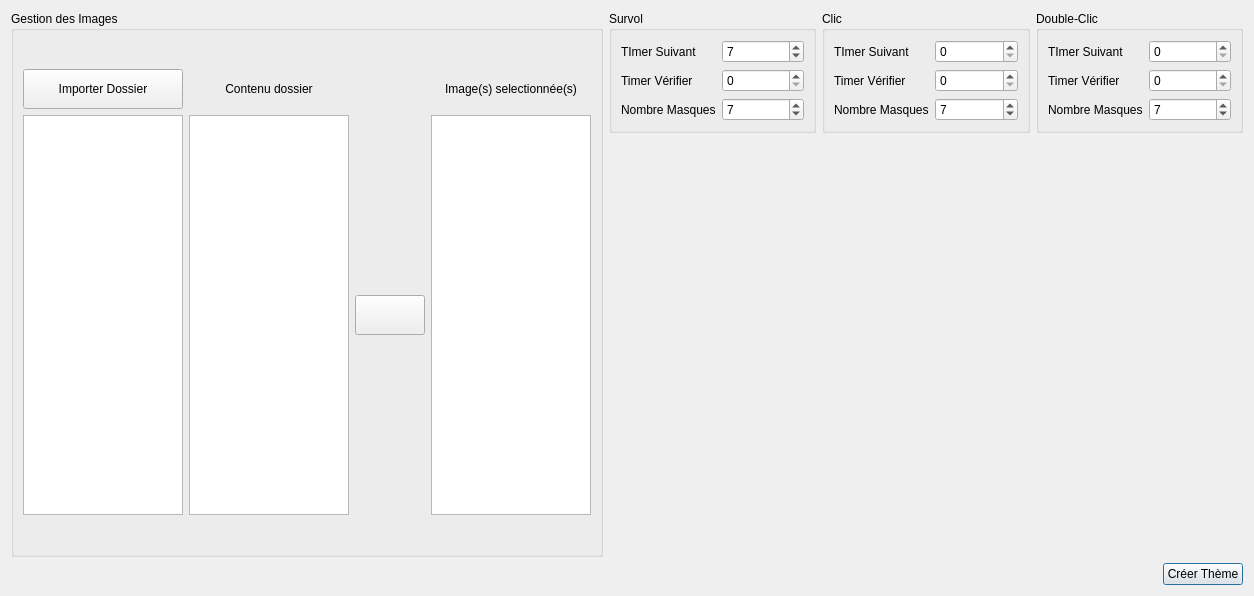
Txikilinux/leterrier-mulot, file editeur.ui: the form before one commit.
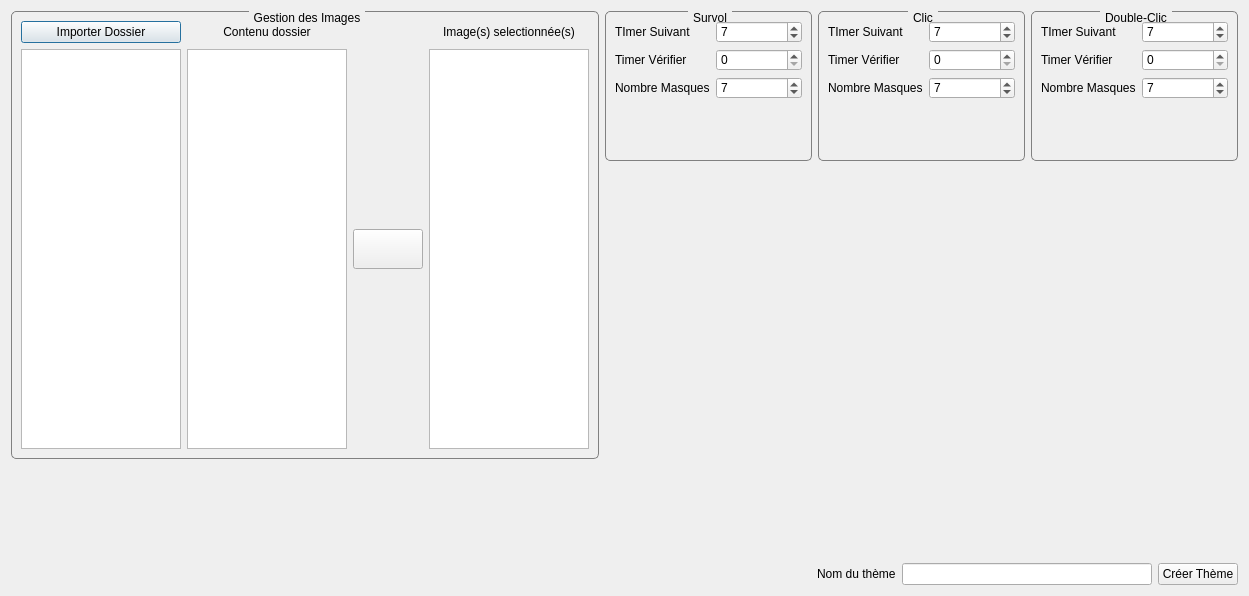
The form after the commit. Icons and pictures are not drawn.

Commit message: Création .abe (avec images et conf des exercices) OK

Patch:
```diff
--- a/editeur.ui
+++ b/editeur.ui
@@ -9,210 +9,29 @@
    <rect>
     <x>0</x>
     <y>0</y>
-    <width>1254</width>
+    <width>1249</width>
     <height>596</height>
    </rect>
   </property>
   <property name="windowTitle">
    <string>Editeur</string>
   </property>
-  <layout class="QGridLayout" name="gridLayout_6">
-   <item row="0" column="1" colspan="2">
-    <layout class="QHBoxLayout" name="horizontalLayoutParamExercice">
-     <item>
-      <widget class="QGroupBox" name="groupBoxSurvol">
-       <property name="title">
-        <string>Survol</string>
-       </property>
-       <layout class="QGridLayout" name="gridLayout_5">
-        <item row="0" column="0">
-         <layout class="QFormLayout" name="formLayoutSurvol">
-          <property name="fieldGrowthPolicy">
-           <enum>QFormLayout::AllNonFixedFieldsGrow</enum>
-          </property>
-          <item row="0" column="0">
-           <widget class="QLabel" name="labelSurvolSuivant">
-            <property name="text">
-             <string>TImer Suivant</string>
-            </property>
-           </widget>
-          </item>
-          <item row="0" column="1">
-           <widget class="QSpinBox" name="spinBoxSurvolSuivant">
-            <property name="value">
-             <number>7</number>
-            </property>
-           </widget>
-          </item>
-          <item row="1" column="0">
-           <widget class="QLabel" name="labelSurvolVerifier">
-            <property name="text">
-             <string>Timer Vérifier</string>
-            </property>
-           </widget>
-          </item>
-          <item row="1" column="1">
-           <widget class="QSpinBox" name="spinBoxSurvolVerifier"/>
-          </item>
-          <item row="2" column="1">
-           <widget class="QSpinBox" name="spinBoxSurvolMasque">
-            <property name="value">
-             <number>7</number>
-            </property>
-           </widget>
-          </item>
-          <item row="2" column="0">
-           <widget class="QLabel" name="labelSurvolNbMasques">
-            <property name="text">
-             <string>Nombre Masques</string>
-            </property>
-           </widget>
-          </item>
-         </layout>
-        </item>
-       </layout>
-      </widget>
-     </item>
-     <item>
-      <widget class="QGroupBox" name="groupBoxClic">
-       <property name="title">
-        <string>Clic</string>
-       </property>
-       <layout class="QGridLayout" name="gridLayout_4">
-        <item row="0" column="0">
-         <layout class="QFormLayout" name="formLayoutClic">
-          <property name="fieldGrowthPolicy">
-           <enum>QFormLayout::AllNonFixedFieldsGrow</enum>
-          </property>
-          <item row="0" column="0">
-           <widget class="QLabel" name="labelClicSuivant">
-            <property name="text">
-             <string>TImer Suivant</string>
-            </property>
-           </widget>
-          </item>
-          <item row="0" column="1">
-           <widget class="QSpinBox" name="spinBoxClicSuivant"/>
-          </item>
-          <item row="1" column="1">
-           <widget class="QSpinBox" name="spinBoxClicVerifier"/>
-          </item>
-          <item row="2" column="1">
-           <widget class="QSpinBox" name="spinBoxClicMasque">
-            <property name="value">
-             <number>7</number>
-            </property>
-           </widget>
-          </item>
-          <item row="1" column="0">
-           <widget class="QLabel" name="labelClicVerifier">
-            <property name="text">
-             <string>Timer Vérifier</string>
-            </property>
-           </widget>
-          </item>
-          <item row="2" column="0">
-           <widget class="QLabel" name="labelClicNbMasques">
-            <property name="text">
-             <string>Nombre Masques</string>
-            </property>
-           </widget>
-          </item>
-         </layout>
-        </item>
-       </layout>
-      </widget>
-     </item>
-     <item>
-      <widget class="QGroupBox" name="groupBoxDoubleClic">
-       <property name="title">
-        <string>Double-Clic</string>
-       </property>
-       <layout class="QGridLayout" name="gridLayout_3">
-        <item row="0" column="0">
-         <layout class="QFormLayout" name="formLayoutDoubleClic">
-          <property name="fieldGrowthPolicy">
-           <enum>QFormLayout::AllNonFixedFieldsGrow</enum>
-          </property>
-          <item row="0" column="0">
-           <widget class="QLabel" name="labelDoubleClicSuivant">
-            <property name="text">
-             <string>TImer Suivant</string>
-            </property>
-           </widget>
-          </item>
-          <item row="0" column="1">
-           <widget class="QSpinBox" name="spinBoxDoubleClicSuivant"/>
-          </item>
-          <item row="1" column="0">
-           <widget class="QLabel" name="labelDoubleClicVerifier">
-            <property name="text">
-             <string>Timer Vérifier</string>
-            </property>
-           </widget>
-          </item>
-          <item row="1" column="1">
-           <widget class="QSpinBox" name="spinBoxSurvolVerifier_5"/>
-          </item>
-          <item row="2" column="1">
-           <widget class="QSpinBox" name="spinBoxDoubleClicMasque">
-            <property name="value">
-             <number>7</number>
-            </property>
-           </widget>
-          </item>
-          <item row="2" column="0">
-           <widget class="QLabel" name="labelDoubleClicNbMasques">
-            <property name="text">
-             <string>Nombre Masques</string>
-            </property>
-           </widget>
-          </item>
-         </layout>
-        </item>
-       </layout>
-      </widget>
-     </item>
-    </layout>
-   </item>
-   <item row="2" column="2">
-    <layout class="QVBoxLayout" name="verticalLayoutEditeur">
-     <item>
-      <widget class="QPushButton" name="btnCreerTheme">
-       <property name="text">
-        <string>Créer Thème</string>
-       </property>
-      </widget>
-     </item>
-    </layout>
-   </item>
-   <item row="1" column="2">
-    <spacer name="verticalSpacerEditeur">
-     <property name="orientation">
-      <enum>Qt::Vertical</enum>
-     </property>
-     <property name="sizeHint" stdset="0">
-      <size>
-       <width>20</width>
-       <height>368</height>
-      </size>
-     </property>
-    </spacer>
-   </item>
-   <item row="2" column="1">
-    <spacer name="horizontalSpacerEditeur">
-     <property name="orientation">
-      <enum>Qt::Horizontal</enum>
-     </property>
-     <property name="sizeHint" stdset="0">
-      <size>
-       <width>517</width>
-       <height>20</height>
-      </size>
-     </property>
-    </spacer>
-   </item>
-   <item row="0" column="0" rowspan="2">
+  <property name="styleSheet">
+   <string notr="true">QGroupBox {
+ border: 1px solid gray;
+ border-radius: 5px;
+ margin-top: 1ex;
+}
+ QGroupBox::title {
+     subcontrol-origin: margin;
+     subcontrol-position: top center;
+     padding: 0 3px;
+     background-color: qlineargradient(x1: 0, y1: 0, x2: 0, y2: 1,
+                                       stop: 0 #FFOECE, stop: 1 #FFFFFF);
+ }</string>
+  </property>
+  <layout class="QGridLayout" name="gridLayout">
+   <item row="0" column="0" rowspan="2" colspan="2">
     <widget class="QGroupBox" name="groupBoxImage">
      <property name="title">
       <string>Gestion des Images</string>
@@ -403,6 +222,266 @@
      </layout>
     </widget>
    </item>
+   <item row="0" column="2" colspan="2">
+    <layout class="QHBoxLayout" name="horizontalLayoutParamExercice">
+     <property name="sizeConstraint">
+      <enum>QLayout::SetFixedSize</enum>
+     </property>
+     <item>
+      <widget class="QGroupBox" name="groupBoxSurvol">
+       <property name="maximumSize">
+        <size>
+         <width>16777215</width>
+         <height>150</height>
+        </size>
+       </property>
+       <property name="title">
+        <string>Survol</string>
+       </property>
+       <layout class="QGridLayout" name="gridLayout_5">
+        <item row="0" column="0">
+         <layout class="QFormLayout" name="formLayoutSurvol">
+          <property name="fieldGrowthPolicy">
+           <enum>QFormLayout::AllNonFixedFieldsGrow</enum>
+          </property>
+          <item row="0" column="0">
+           <widget class="QLabel" name="labelSurvolSuivant">
+            <property name="text">
+             <string>TImer Suivant</string>
+            </property>
+           </widget>
+          </item>
+          <item row="0" column="1">
+           <widget class="QSpinBox" name="spinBoxSurvolSuivant">
+            <property name="value">
+             <number>7</number>
+            </property>
+           </widget>
+          </item>
+          <item row="1" column="0">
+           <widget class="QLabel" name="labelSurvolVerifier">
+            <property name="text">
+             <string>Timer Vérifier</string>
+            </property>
+           </widget>
+          </item>
+          <item row="1" column="1">
+           <widget class="QSpinBox" name="spinBoxSurvolVerifier">
+            <property name="value">
+             <number>0</number>
+            </property>
+           </widget>
+          </item>
+          <item row="2" column="1">
+           <widget class="QSpinBox" name="spinBoxSurvolMasque">
+            <property name="value">
+             <number>7</number>
+            </property>
+           </widget>
+          </item>
+          <item row="2" column="0">
+           <widget class="QLabel" name="labelSurvolNbMasques">
+            <property name="text">
+             <string>Nombre Masques</string>
+            </property>
+           </widget>
+          </item>
+         </layout>
+        </item>
+       </layout>
+      </widget>
+     </item>
+     <item>
+      <widget class="QGroupBox" name="groupBoxClic">
+       <property name="maximumSize">
+        <size>
+         <width>16777215</width>
+         <height>150</height>
+        </size>
+       </property>
+       <property name="title">
+        <string>Clic</string>
+       </property>
+       <layout class="QGridLayout" name="gridLayout_4">
+        <item row="0" column="0">
+         <layout class="QFormLayout" name="formLayoutClic">
+          <property name="fieldGrowthPolicy">
+           <enum>QFormLayout::AllNonFixedFieldsGrow</enum>
+          </property>
+          <item row="0" column="0">
+           <widget class="QLabel" name="labelClicSuivant">
+            <property name="text">
+             <string>TImer Suivant</string>
+            </property>
+           </widget>
+          </item>
+          <item row="0" column="1">
+           <widget class="QSpinBox" name="spinBoxClicSuivant">
+            <property name="value">
+             <number>7</number>
+            </property>
+           </widget>
+          </item>
+          <item row="1" column="0">
+           <widget class="QLabel" name="labelClicVerifier">
+            <property name="text">
+             <string>Timer Vérifier</string>
+            </property>
+           </widget>
+          </item>
+          <item row="1" column="1">
+           <widget class="QSpinBox" name="spinBoxClicVerifier"/>
+          </item>
+          <item row="2" column="0">
+           <widget class="QLabel" name="labelClicNbMasques">
+            <property name="text">
+             <string>Nombre Masques</string>
+            </property>
+           </widget>
+          </item>
+          <item row="2" column="1">
+           <widget class="QSpinBox" name="spinBoxClicMasque">
+            <property name="value">
+             <number>7</number>
+            </property>
+           </widget>
+          </item>
+         </layout>
+        </item>
+       </layout>
+      </widget>
+     </item>
+     <item>
+      <widget class="QGroupBox" name="groupBoxDoubleClic">
+       <property name="maximumSize">
+        <size>
+         <width>16777215</width>
+         <height>150</height>
+        </size>
+       </property>
+       <property name="title">
+        <string>Double-Clic</string>
+       </property>
+       <layout class="QGridLayout" name="gridLayout_3">
+        <item row="0" column="0">
+         <layout class="QFormLayout" name="formLayoutDoubleClic">
+          <property name="fieldGrowthPolicy">
+           <enum>QFormLayout::AllNonFixedFieldsGrow</enum>
+          </property>
+          <item row="0" column="0">
+           <widget class="QLabel" name="labelDoubleClicSuivant">
+            <property name="text">
+             <string>TImer Suivant</string>
+            </property>
+           </widget>
+          </item>
+          <item row="0" column="1">
+           <widget class="QSpinBox" name="spinBoxDoubleClicSuivant">
+            <property name="maximum">
+             <number>99</number>
+            </property>
+            <property name="value">
+             <number>7</number>
+            </property>
+           </widget>
+          </item>
+          <item row="1" column="0">
+           <widget class="QLabel" name="labelDoubleClicVerifier">
+            <property name="text">
+             <string>Timer Vérifier</string>
+            </property>
+           </widget>
+          </item>
+          <item row="1" column="1">
+           <widget class="QSpinBox" name="spinBoxDoubleClicVerifier"/>
+          </item>
+          <item row="2" column="1">
+           <widget class="QSpinBox" name="spinBoxDoubleClicMasque">
+            <property name="value">
+             <number>7</number>
+            </property>
+           </widget>
+          </item>
+          <item row="2" column="0">
+           <widget class="QLabel" name="labelDoubleClicNbMasques">
+            <property name="text">
+             <string>Nombre Masques</string>
+            </property>
+           </widget>
+          </item>
+         </layout>
+        </item>
+       </layout>
+      </widget>
+     </item>
+    </layout>
+   </item>
+   <item row="2" column="0" rowspan="2">
+    <spacer name="verticalSpacerEditeur2">
+     <property name="orientation">
+      <enum>Qt::Vertical</enum>
+     </property>
+     <property name="sizeHint" stdset="0">
+      <size>
+       <width>20</width>
+       <height>106</height>
+      </size>
+     </property>
+    </spacer>
+   </item>
+   <item row="3" column="1" colspan="2">
+    <spacer name="horizontalSpacerEditeur">
+     <property name="orientation">
+      <enum>Qt::Horizontal</enum>
+     </property>
+     <property name="sizeHint" stdset="0">
+      <size>
+       <width>700</width>
+       <height>20</height>
+      </size>
+     </property>
+    </spacer>
+   </item>
+   <item row="3" column="3">
+    <layout class="QHBoxLayout" name="horizontalLayoutNomTheme">
+     <item>
+      <widget class="QLabel" name="labelNomTheme">
+       <property name="text">
+        <string>Nom du thème</string>
+       </property>
+      </widget>
+     </item>
+     <item>
+      <widget class="QLineEdit" name="lineEditNomTheme">
+       <property name="sizePolicy">
+        <sizepolicy hsizetype="Fixed" vsizetype="Fixed">
+         <horstretch>0</horstretch>
+         <verstretch>0</verstretch>
+        </sizepolicy>
+       </property>
+       <property name="minimumSize">
+        <size>
+         <width>250</width>
+         <height>0</height>
+        </size>
+       </property>
+       <property name="maximumSize">
+        <size>
+         <width>250</width>
+         <height>16777215</height>
+        </size>
+       </property>
+      </widget>
+     </item>
+     <item>
+      <widget class="QPushButton" name="btnCreerTheme">
+       <property name="text">
+        <string>Créer Thème</string>
+       </property>
+      </widget>
+     </item>
+    </layout>
+   </item>
   </layout>
  </widget>
  <tabstops>
```
Left out of the diff: 3 changed lines with no effect on the pictures. The commit also changes 3 other files.
